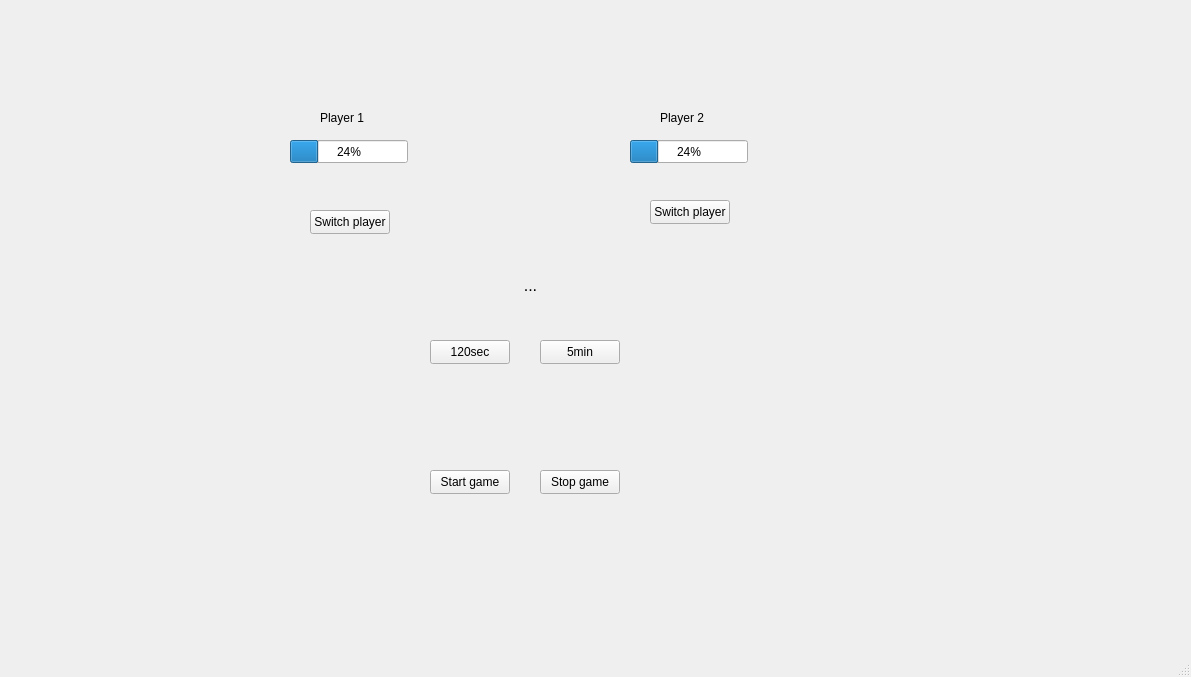
The window that teht7/mainwindow.ui (tanskanentopias/olio-ohjelmointi) describes before a commit, drawn with Qt 5.
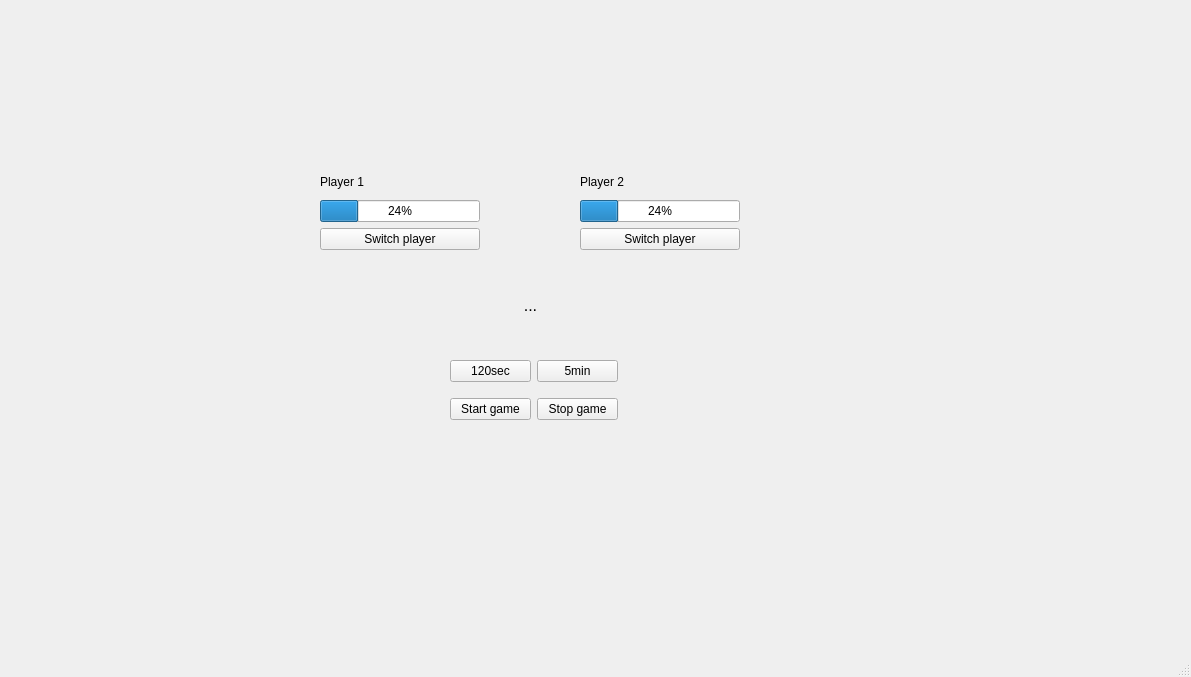
The same window after the commit.

Commit message: teht7 kesken

Diff of the .ui file:
```diff
--- a/teht7/mainwindow.ui
+++ b/teht7/mainwindow.ui
@@ -14,115 +14,11 @@
    <string>MainWindow</string>
   </property>
   <widget class="QWidget" name="centralwidget">
-   <widget class="QProgressBar" name="player1TimeBar">
-    <property name="geometry">
-     <rect>
-      <x>290</x>
-      <y>140</y>
-      <width>118</width>
-      <height>23</height>
-     </rect>
-    </property>
-    <property name="value">
-     <number>24</number>
-    </property>
-   </widget>
-   <widget class="QProgressBar" name="player2TimeBar">
-    <property name="geometry">
-     <rect>
-      <x>630</x>
-      <y>140</y>
-      <width>118</width>
-      <height>23</height>
-     </rect>
-    </property>
-    <property name="value">
-     <number>24</number>
-    </property>
-   </widget>
-   <widget class="QPushButton" name="btnSwitchPlayer1">
-    <property name="geometry">
-     <rect>
-      <x>310</x>
-      <y>210</y>
-      <width>80</width>
-      <height>24</height>
-     </rect>
-    </property>
-    <property name="text">
-     <string>Switch player</string>
-    </property>
-   </widget>
-   <widget class="QPushButton" name="btnSwitchPlayer2">
-    <property name="geometry">
-     <rect>
-      <x>650</x>
-      <y>200</y>
-      <width>80</width>
-      <height>24</height>
-     </rect>
-    </property>
-    <property name="text">
-     <string>Switch player</string>
-    </property>
-   </widget>
-   <widget class="QPushButton" name="btnGameTime120sec">
-    <property name="geometry">
-     <rect>
-      <x>430</x>
-      <y>340</y>
-      <width>80</width>
-      <height>24</height>
-     </rect>
-    </property>
-    <property name="text">
-     <string>120sec</string>
-    </property>
-   </widget>
-   <widget class="QPushButton" name="btnGameTime5min">
-    <property name="geometry">
-     <rect>
-      <x>540</x>
-      <y>340</y>
-      <width>80</width>
-      <height>24</height>
-     </rect>
-    </property>
-    <property name="text">
-     <string>5min</string>
-    </property>
-   </widget>
-   <widget class="QPushButton" name="btnStartGame">
-    <property name="geometry">
-     <rect>
-      <x>430</x>
-      <y>470</y>
-      <width>80</width>
-      <height>24</height>
-     </rect>
-    </property>
-    <property name="text">
-     <string>Start game</string>
-    </property>
-   </widget>
-   <widget class="QPushButton" name="btnStopGame">
-    <property name="geometry">
-     <rect>
-      <x>540</x>
-      <y>470</y>
-      <width>80</width>
-      <height>24</height>
-     </rect>
-    </property>
-    <property name="text">
-     <string>Stop game</string>
-    </property>
-   </widget>
    <widget class="QLabel" name="labelGameInfo">
     <property name="geometry">
      <rect>
       <x>330</x>
-      <y>270</y>
+      <y>290</y>
       <width>401</width>
       <height>31</height>
      </rect>
@@ -139,31 +35,111 @@
      <set>Qt::AlignCenter</set>
     </property>
    </widget>
-   <widget class="QLabel" name="label">
+   <widget class="QWidget" name="verticalLayoutWidget">
     <property name="geometry">
      <rect>
       <x>320</x>
-      <y>110</y>
-      <width>49</width>
-      <height>16</height>
+      <y>170</y>
+      <width>160</width>
+      <height>80</height>
      </rect>
     </property>
-    <property name="text">
-     <string>Player 1</string>
+    <layout class="QVBoxLayout" name="verticalLayout">
+     <item>
+      <widget class="QLabel" name="label">
+       <property name="text">
+        <string>Player 1</string>
+       </property>
+      </widget>
+     </item>
+     <item>
+      <widget class="QProgressBar" name="player1TimeBar">
+       <property name="value">
+        <number>24</number>
+       </property>
+      </widget>
+     </item>
+     <item>
+      <widget class="QPushButton" name="btnSwitchPlayer1">
+       <property name="text">
+        <string>Switch player</string>
+       </property>
+      </widget>
+     </item>
+    </layout>
+   </widget>
+   <widget class="QWidget" name="verticalLayoutWidget_2">
+    <property name="geometry">
+     <rect>
+      <x>580</x>
+      <y>170</y>
+      <width>160</width>
+      <height>80</height>
+     </rect>
     </property>
+    <layout class="QVBoxLayout" name="verticalLayout_2">
+     <item>
+      <widget class="QLabel" name="label_2">
+       <property name="text">
+        <string>Player 2</string>
+       </property>
+      </widget>
+     </item>
+     <item>
+      <widget class="QProgressBar" name="player2TimeBar">
+       <property name="value">
+        <number>24</number>
+       </property>
+      </widget>
+     </item>
+     <item>
+      <widget class="QPushButton" name="btnSwitchPlayer2">
+       <property name="text">
+        <string>Switch player</string>
+       </property>
+      </widget>
+     </item>
+    </layout>
    </widget>
-   <widget class="QLabel" name="label_2">
+   <widget class="QWidget" name="gridLayoutWidget">
     <property name="geometry">
      <rect>
-      <x>660</x>
-      <y>110</y>
-      <width>49</width>
-      <height>16</height>
+      <x>450</x>
+      <y>350</y>
+      <width>168</width>
+      <height>80</height>
      </rect>
     </property>
-    <property name="text">
-     <string>Player 2</string>
-    </property>
+    <layout class="QGridLayout" name="gridLayout">
+     <item row="0" column="0">
+      <widget class="QPushButton" name="btnGameTime120sec">
+       <property name="text">
+        <string>120sec</string>
+       </property>
+      </widget>
+     </item>
+     <item row="0" column="1">
+      <widget class="QPushButton" name="btnGameTime5min">
+       <property name="text">
+        <string>5min</string>
+       </property>
+      </widget>
+     </item>
+     <item row="1" column="0">
+      <widget class="QPushButton" name="btnStartGame">
+       <property name="text">
+        <string>Start game</string>
+       </property>
+      </widget>
+     </item>
+     <item row="1" column="1">
+      <widget class="QPushButton" name="btnStopGame">
+       <property name="text">
+        <string>Stop game</string>
+       </property>
+      </widget>
+     </item>
+    </layout>
    </widget>
   </widget>
   <widget class="QMenuBar" name="menubar">
```
The commit also changes 2 other files.
